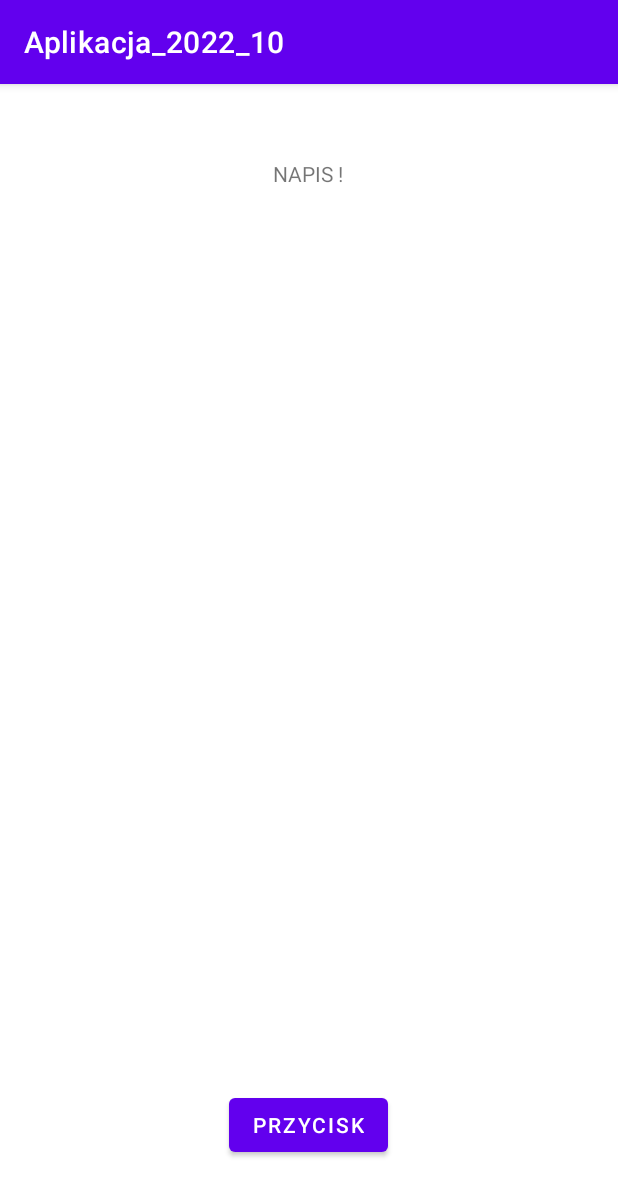
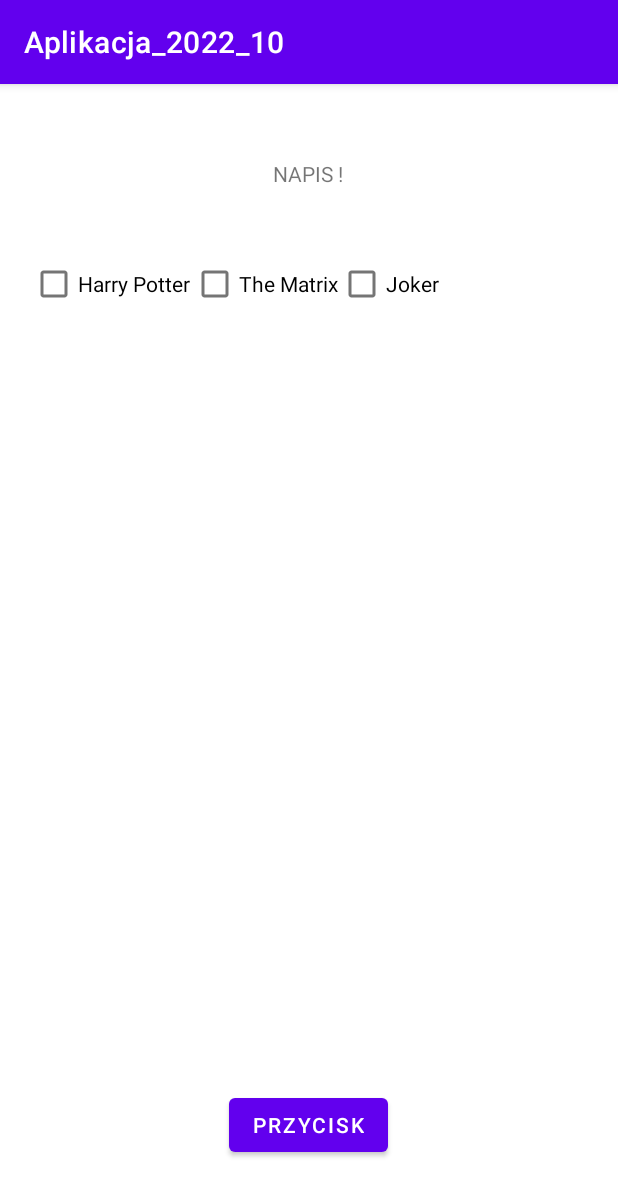
Before and after one commit to lukKotecki/ANDROID-collection, an Android app: the screen it shows after launch (MainActivity), on a phone screen of 412 x 824 dp. Shown: the top 1196 px of the screen. Run offline under Robolectric (Android 15) with nearby library versions, the phone set to English and light mode, and no system bars.

Commit message:
Przypomnienie checkboxow

```diff
--- a/app/src/main/java/com/example/aplikacja_2022_10/MainActivity.java
+++ b/app/src/main/java/com/example/aplikacja_2022_10/MainActivity.java
@@ -6,6 +6,8 @@ import android.os.Bundle;
 import android.view.MotionEvent;
 import android.view.View;
 import android.widget.Button;
+import android.widget.CheckBox;
+import android.widget.CompoundButton;
 import android.widget.TextView;
 import android.widget.Toast;
 
@@ -13,6 +15,7 @@ public class MainActivity extends AppCompatActivity implements View.OnClickListe
 
     private Button mainButton;
     private TextView mainText;
+    private CheckBox checkboxHarry, checkboxMatrix, checkboxJoker;
 
     @Override
     protected void onCreate(Bundle savedInstanceState) {
@@ -21,6 +24,9 @@ public class MainActivity extends AppCompatActivity implements View.OnClickListe
 
         mainButton = findViewById(R.id.mainButton);
         mainText = findViewById(R.id.mainText);
+        checkboxHarry = findViewById(R.id.checkboxHarry);
+        checkboxMatrix = findViewById(R.id.checkboxMatrix);
+        checkboxJoker = findViewById(R.id.checkboxJoker);
 
         mainButton.setOnClickListener(this);
         mainButton.setOnLongClickListener(new View.OnLongClickListener() {
@@ -35,13 +41,23 @@ public class MainActivity extends AppCompatActivity implements View.OnClickListe
         mainButton.setOnHoverListener(new View.OnHoverListener() {
             @Override
             public boolean onHover(View view, MotionEvent motionEvent) {
-
                 mainText.setText("BubaBuba");
-
-
                 return false;
             }
         });
+
+        checkboxHarry.setOnCheckedChangeListener(new CompoundButton.OnCheckedChangeListener() {
+            @Override
+            public void onCheckedChanged(CompoundButton compoundButton, boolean b) {
+                if(b)
+                    Toast.makeText(MainActivity.this, "Spoko że oglądałeś", Toast.LENGTH_SHORT).show();
+                else
+                    Toast.makeText(MainActivity.this, "powinieneś obejrzeć", Toast.LENGTH_SHORT).show();
+            }
+        });
+
+
+
 
 
 
@@ -55,13 +71,14 @@ public class MainActivity extends AppCompatActivity implements View.OnClickListe
             case R.id.mainButton:
                 Toast.makeText(this, "Kliknięto krótko", Toast.LENGTH_SHORT).show();
                 break;
-
             default:
                 break;
-
-
         }
     }
 
 
+
+
+
+
 }
--- a/app/src/main/res/layout/activity_main.xml
+++ b/app/src/main/res/layout/activity_main.xml
@@ -5,6 +5,8 @@
     android:layout_width="match_parent"
     android:layout_height="match_parent"
     tools:context=".MainActivity">
+
+
 
     <TextView
         android:layout_width="wrap_content"
@@ -14,6 +16,50 @@
         android:layout_marginTop="50dp"
         android:id="@+id/mainText"
         />
+
+    <RelativeLayout
+        android:layout_width="wrap_content"
+        android:layout_height="wrap_content"
+        android:padding="20dp"
+        android:layout_below="@+id/mainText"
+        >
+        <CheckBox
+            android:layout_width="wrap_content"
+            android:layout_height="wrap_content"
+            android:text="Harry Potter"
+            android:id="@+id/checkboxHarry"
+            android:layout_marginTop="20dp"
+            />
+        <CheckBox
+            android:layout_width="wrap_content"
+            android:layout_height="wrap_content"
+            android:layout_toRightOf="@id/checkboxHarry"
+            android:text="The Matrix"
+            android:id="@+id/checkboxMatrix"
+            android:layout_marginTop="20dp"
+            />
+        <CheckBox
+            android:layout_width="wrap_content"
+            android:layout_height="wrap_content"
+            android:layout_toRightOf="@id/checkboxMatrix"
+            android:text="Joker"
+            android:id="@+id/checkboxJoker"
+            android:layout_marginTop="20dp"
+            />
+
+
+    </RelativeLayout>
+
+
+
+
+
+
+
+
+
+
+
 
     <Button
         android:layout_width="wrap_content"
@@ -27,6 +73,4 @@
 
 
 
-
-
 </RelativeLayout>
```
